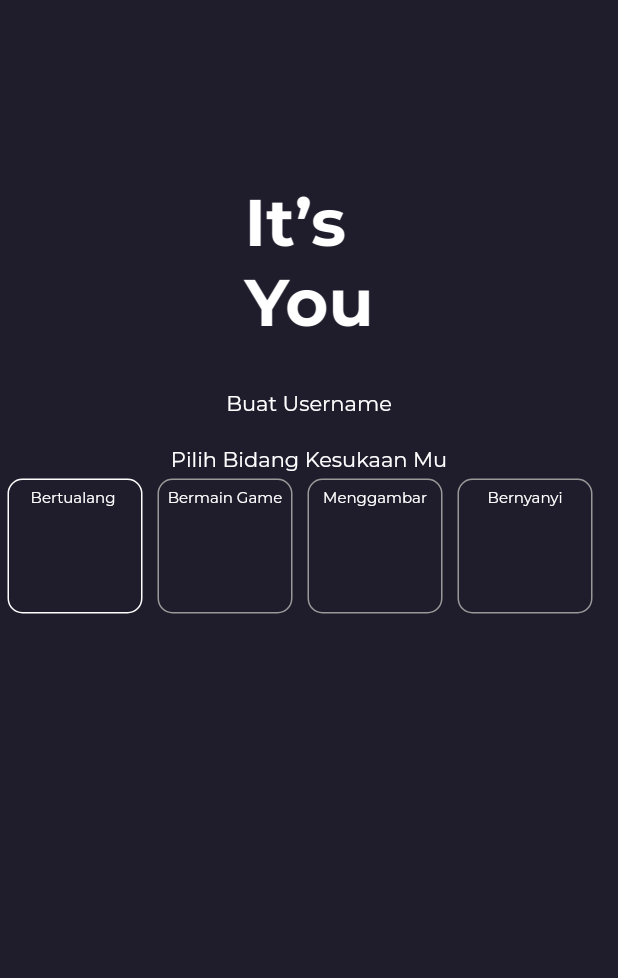
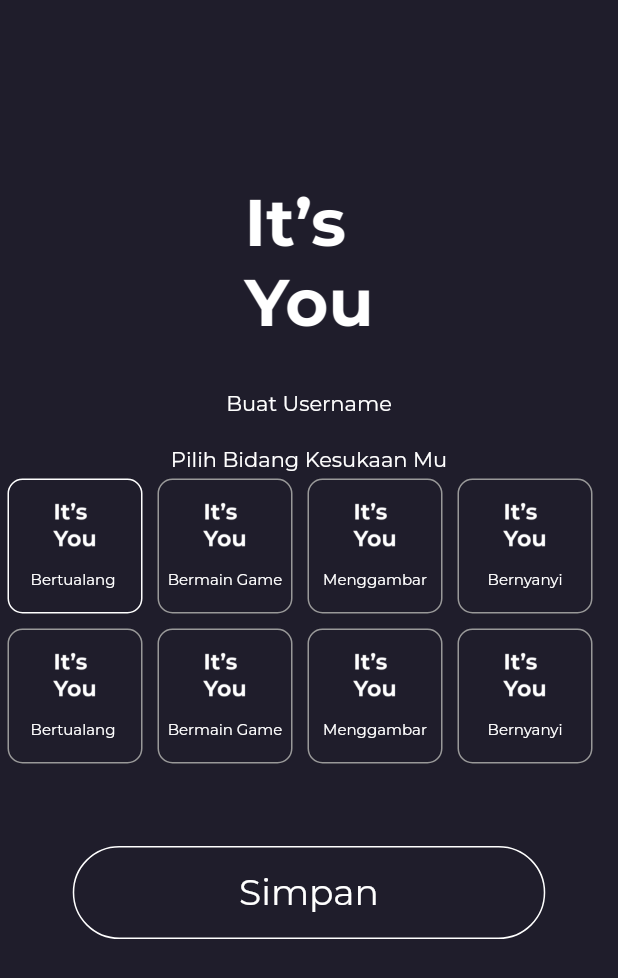
Before and after one commit to danyriansyah/itsyou, a Flutter app: the screen it shows after launch, after a tap on "Bertualang", on a phone screen of 412 x 824 dp. Shown: the top 978 px of the screen. Run offline on Flutter 3.47's test engine with Material 2 defaults, Android fonts, the phone set to English and light mode, and no system bars; our stand-ins replace google_fonts.

Commit message:
update job

```diff
--- a/itsyou/lib/main.dart
+++ b/itsyou/lib/main.dart
@@ -1,4 +1,6 @@
 import 'package:flutter/material.dart';
+import 'package:itsyou/pages/home.dart';
+import 'package:itsyou/pages/list_page.dart';
 import 'package:itsyou/pages/sign_in.dart';
 import 'package:itsyou/pages/splash_page.dart';
 
@@ -15,6 +17,8 @@ class ItsYou extends StatelessWidget {
       routes: {
         '/': (context) => SplashPage(),
         '/sign-in': (context) => SignIn(),
+        '/home-page': (contex) => homePage(),
+        '/list-page': (context) => listPage(),
       },
     );
   }
--- a/itsyou/lib/pages/sign_in.dart
+++ b/itsyou/lib/pages/sign_in.dart
@@ -51,6 +51,7 @@ class _SignInState extends State<SignIn> {
   Widget option(
     int index,
     String text,
+    String image,
   ) {
     return GestureDetector(
       onTap: () {
@@ -71,6 +72,14 @@ class _SignInState extends State<SignIn> {
         ),
         child: Column(
           children: [
+            Image.asset(
+              image,
+              width: 50,
+              height: 50,
+            ),
+            SizedBox(
+              height: 5,
+            ),
             Text(
               text,
               style: decsTextStyle,
@@ -81,23 +90,68 @@ class _SignInState extends State<SignIn> {
     );
   }
 
+  Widget saveButton() {
+    return Column(
+      children: [
+        Container(
+          width: 315,
+          height: 62,
+          decoration: BoxDecoration(
+            borderRadius: BorderRadius.circular(200),
+            border: Border.all(
+              color: primaryColor,
+            ),
+          ),
+          child: TextButton(
+            style: TextButton.styleFrom(
+              shape: RoundedRectangleBorder(
+                borderRadius: BorderRadius.circular(200),
+              ),
+            ),
+            onPressed: () {
+              Navigator.pushNamed(context, '/home-page');
+            },
+            child: Text(
+              'Simpan',
+              style: buttonTextStyle,
+            ),
+          ),
+        ),
+      ],
+    );
+  }
+
   @override
   Widget build(BuildContext context) {
     return MaterialApp(
       home: Scaffold(
         backgroundColor: backgroundColor,
-        body: Column(
+        body: SingleChildScrollView(
+          child: Column(
             children: [
               header(),
               Row(
                 children: [
-                option(0, 'Bertualang '),
-                option(1, 'Bermain Game'),
-                option(2, 'Menggambar'),
-                option(3, 'Bernyanyi'),
+                  option(0, 'Bertualang ', 'assets/logo.png'),
+                  option(1, 'Bermain Game', 'assets/logo.png'),
+                  option(2, 'Menggambar', 'assets/logo.png'),
+                  option(3, 'Bernyanyi', 'assets/logo.png'),
                 ],
               ),
+              Row(
+                children: [
+                  option(4, 'Bertualang ', 'assets/logo.png'),
+                  option(5, 'Bermain Game', 'assets/logo.png'),
+                  option(6, 'Menggambar', 'assets/logo.png'),
+                  option(7, 'Bernyanyi', 'assets/logo.png'),
                 ],
+              ),
+              SizedBox(
+                height: 50,
+              ),
+              selectedIndex == -1 ? SizedBox() : saveButton(),
+            ],
+          ),
         ),
       ),
     );
--- a/itsyou/lib/theme.dart
+++ b/itsyou/lib/theme.dart
@@ -28,3 +28,21 @@ TextStyle secondaryTextStyle = GoogleFonts.montserrat(
   fontSize: 12,
   fontWeight: regular,
 );
+
+TextStyle titleTextStyle = GoogleFonts.montserrat(
+  color: primaryColor,
+  fontSize: 18,
+  fontWeight: regular,
+);
+
+TextStyle titleBoldStyle = GoogleFonts.montserrat(
+  color: primaryColor,
+  fontSize: 18,
+  fontWeight: bold,
+);
+
+TextStyle buttonTextStyle = GoogleFonts.montserrat(
+  color: primaryColor,
+  fontSize: 24,
+  fontWeight: regular,
+);
```
Also changed, not shown: itsyou/lib/pages/home.dart (added, +126 -0 lines), itsyou/lib/pages/list_page.dart (added, +67 -0 lines). Lines whose indentation alone changed are shown as unchanged.
